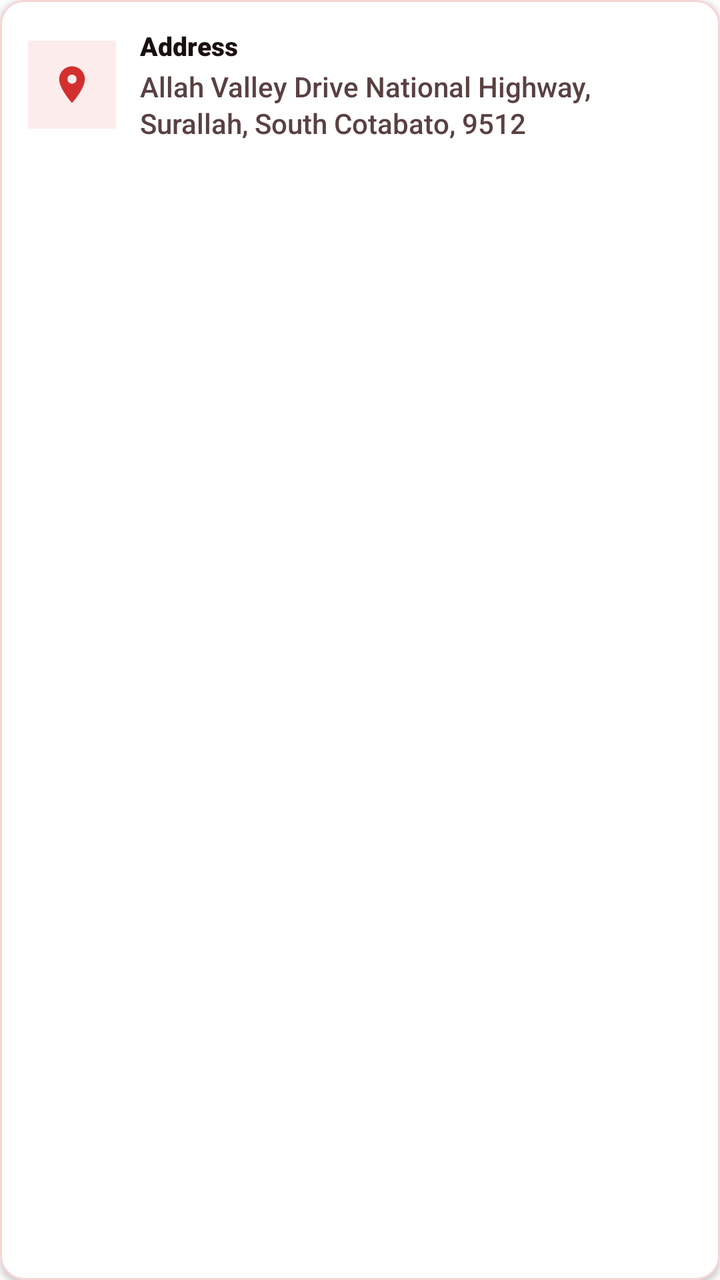
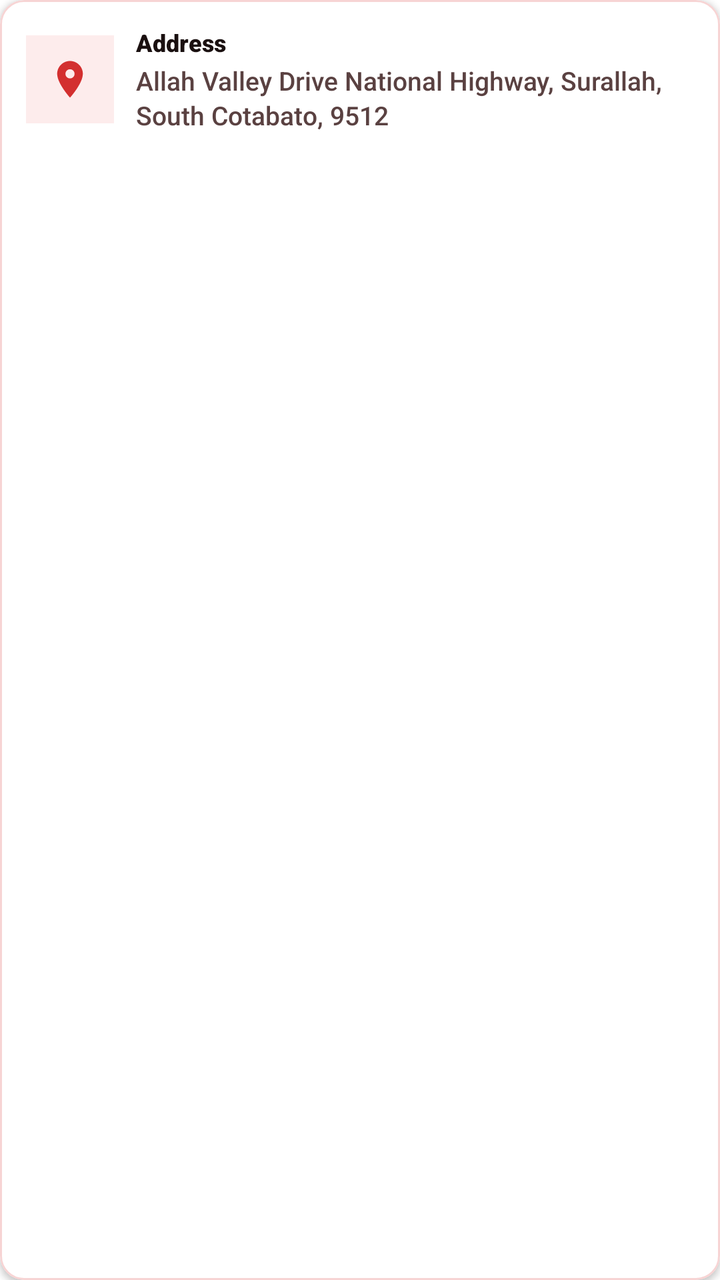

The first picture is an Android layout as it rendered before a commit; the second is the same layout after the commit. The layout source and the unified diff follow.
<!-- AndroidManifest.xml: application theme Theme.VelocitySuites -->
<!-- res/layout/item_landing_contact_address.xml -->
<?xml version="1.0" encoding="utf-8"?>
<com.google.android.material.card.MaterialCardView xmlns:android="http://schemas.android.com/apk/res/android"
    xmlns:app="http://schemas.android.com/apk/res-auto"
    android:layout_width="match_parent"
    android:layout_height="wrap_content"
    android:layout_marginTop="12dp"
    app:cardBackgroundColor="@color/velocity_surface_elevated"
    app:cardCornerRadius="@dimen/card_corner_radius"
    app:cardElevation="@dimen/card_elevation"
    app:strokeColor="@color/velocity_red_subtle"
    app:strokeWidth="1dp">

    <LinearLayout
        android:layout_width="match_parent"
        android:layout_height="wrap_content"
        android:gravity="center_vertical"
        android:orientation="horizontal"
        android:padding="14dp">

        <FrameLayout
            android:layout_width="44dp"
            android:layout_height="44dp"
            android:background="@drawable/bg_icon_circle_badge">

            <ImageView
                android:layout_width="22dp"
                android:layout_height="22dp"
                android:layout_gravity="center"
                android:importantForAccessibility="no"
                android:src="@drawable/ic_location"
                app:tint="@color/velocity_red_primary" />
        </FrameLayout>

        <LinearLayout
            android:layout_width="0dp"
            android:layout_height="wrap_content"
            android:layout_marginStart="12dp"
            android:layout_weight="1"
            android:orientation="vertical">

            <TextView
                android:layout_width="match_parent"
                android:layout_height="wrap_content"
                android:fontFamily="sans-serif-black"
                android:text="@string/landing_hotel_address_label"
                android:textColor="@color/velocity_text_primary"
                android:textSize="13sp" />

            <TextView
                android:layout_width="match_parent"
                android:layout_height="wrap_content"
                android:layout_marginTop="2dp"
                android:fontFamily="sans-serif-medium"
                android:lineSpacingExtra="2dp"
                android:text="@string/landing_hotel_address"
                android:textColor="@color/velocity_text_secondary"
                android:textSize="14sp" />
        </LinearLayout>
    </LinearLayout>
</com.google.android.material.card.MaterialCardView>
<!-- resources referenced by this layout -->
<resources>
  <color name="velocity_red_primary">#D32F2F</color>
  <color name="velocity_red_subtle">#F7D4D4</color>
  <color name="velocity_surface_elevated">#FFFFFF</color>
  <color name="velocity_text_primary">#1A1010</color>
  <color name="velocity_text_secondary">#5A4141</color>
  <dimen name="card_corner_radius">12dp</dimen>
  <dimen name="card_elevation">2dp</dimen>
  <!-- drawable bg_icon_circle_badge (drawable) -->
  <?xml version="1.0" encoding="utf-8"?>
  <shape xmlns:android="http://schemas.android.com/apk/res/android"
      android:shape="rectangle">
      <solid android:color="@color/velocity_red_soft" />
  </shape>
  <!-- drawable ic_location (drawable) -->
  <vector xmlns:android="http://schemas.android.com/apk/res/android"
      android:width="24dp"
      android:height="24dp"
      android:viewportWidth="24"
      android:viewportHeight="24"
      android:tint="#FF000000">
      <path
          android:fillColor="#FF000000"
          android:pathData="M12,2C8.13,2 5,5.13 5,9c0,5.25 7,13 7,13s7,-7.75 7,-13c0,-3.87 -3.13,-7 -7,-7zM12,11.5c-1.38,0 -2.5,-1.12 -2.5,-2.5s1.12,-2.5 2.5,-2.5 2.5,1.12 2.5,2.5 -1.12,2.5 -2.5,2.5z" />
  </vector>
  <string name="landing_hotel_address">Allah Valley Drive National Highway, Surallah, South Cotabato, 9512</string>
  <string name="landing_hotel_address_label">Address</string>
  <color name="velocity_red_soft">#FDECEC</color>
  <color name="velocity_red_dark">#7F1212</color>
  <color name="white">#FFFFFFFF</color>
  <color name="velocity_red_rose">#EF5350</color>
  <color name="velocity_red_deep">#5A0A0A</color>
  <style name="ShapeAppearance.Velocity.Square" parent="">
          <item name="cornerFamily">rounded</item>
          <item name="cornerSize">0dp</item>
      </style>
  <style name="ShapeAppearance.Velocity.Card" parent="">
          <item name="cornerFamily">rounded</item>
          <item name="cornerSize">@dimen/card_corner_radius</item>
      </style>
  <style name="Widget.Velocity.Card.Flat" parent="Widget.MaterialComponents.CardView">
          <item name="cardElevation">@dimen/card_elevation</item>
          <item name="cardCornerRadius">@dimen/card_corner_radius</item>
          <item name="cardBackgroundColor">@color/velocity_surface_elevated</item>
          <item name="strokeColor">@color/velocity_divider_hairline</item>
          <item name="strokeWidth">1dp</item>
          <item name="shapeAppearance">@style/ShapeAppearance.Velocity.Card</item>
      </style>
  <style name="Widget.Velocity.Flat.Chip" parent="Widget.MaterialComponents.Chip.Choice">
          <item name="shapeAppearance">@style/ShapeAppearance.Velocity.Square</item>
          <item name="shapeAppearanceOverlay">@style/ShapeAppearance.Velocity.Square</item>
          <item name="chipCornerRadius">0dp</item>
          <item name="android:minHeight">48dp</item>
          <item name="chipMinHeight">48dp</item>
          <item name="chipStrokeWidth">1dp</item>
          <item name="android:elevation">0dp</item>
      </style>
  <style name="Widget.Velocity.Flat.Snackbar" parent="Widget.MaterialComponents.Snackbar">
          <item name="android:background">@drawable/bg_snackbar_flat</item>
          <item name="android:elevation">0dp</item>
      </style>
  <color name="velocity_divider_hairline">#1A000000</color>
  <!-- drawable bg_snackbar_flat (drawable) -->
  <?xml version="1.0" encoding="utf-8"?>
  <shape xmlns:android="http://schemas.android.com/apk/res/android" android:shape="rectangle">
      <solid android:color="#323232" />
      <stroke android:width="1dp" android:color="#33FFFFFF" />
      <corners android:radius="0dp" />
  </shape>
  <style name="Widget.Velocity.Flat.BottomSheet" parent="Widget.MaterialComponents.BottomSheet.Modal">
          <item name="shapeAppearanceOverlay">@style/ShapeAppearance.Velocity.Square</item>
          <item name="android:elevation">0dp</item>
          <item name="backgroundTint">@color/velocity_surface_elevated</item>
      </style>
  <!-- unchanged entries left out for length: 7 -->
</resources>

<!-- the commit's change to res/layout/item_landing_contact_address.xml (unified diff, before → after) -->
@@ -3,7 +3,7 @@
     xmlns:app="http://schemas.android.com/apk/res-auto"
     android:layout_width="match_parent"
     android:layout_height="wrap_content"
-    android:layout_marginTop="12dp"
+    android:layout_marginTop="11dp"
     app:cardBackgroundColor="@color/velocity_surface_elevated"
     app:cardCornerRadius="@dimen/card_corner_radius"
     app:cardElevation="@dimen/card_elevation"
@@ -15,7 +15,7 @@
         android:layout_height="wrap_content"
         android:gravity="center_vertical"
         android:orientation="horizontal"
-        android:padding="14dp">
+        android:padding="13dp">
 
         <FrameLayout
             android:layout_width="44dp"
@@ -34,7 +34,7 @@
         <LinearLayout
             android:layout_width="0dp"
             android:layout_height="wrap_content"
-            android:layout_marginStart="12dp"
+            android:layout_marginStart="11dp"
             android:layout_weight="1"
             android:orientation="vertical">
 
@@ -44,7 +44,7 @@
                 android:fontFamily="sans-serif-black"
                 android:text="@string/landing_hotel_address_label"
                 android:textColor="@color/velocity_text_primary"
-                android:textSize="13sp" />
+                android:textSize="12sp" />
 
             <TextView
                 android:layout_width="match_parent"
@@ -54,7 +54,7 @@
                 android:lineSpacingExtra="2dp"
                 android:text="@string/landing_hotel_address"
                 android:textColor="@color/velocity_text_secondary"
-                android:textSize="14sp" />
+                android:textSize="13sp" />
         </LinearLayout>
     </LinearLayout>
 </com.google.android.material.card.MaterialCardView>
